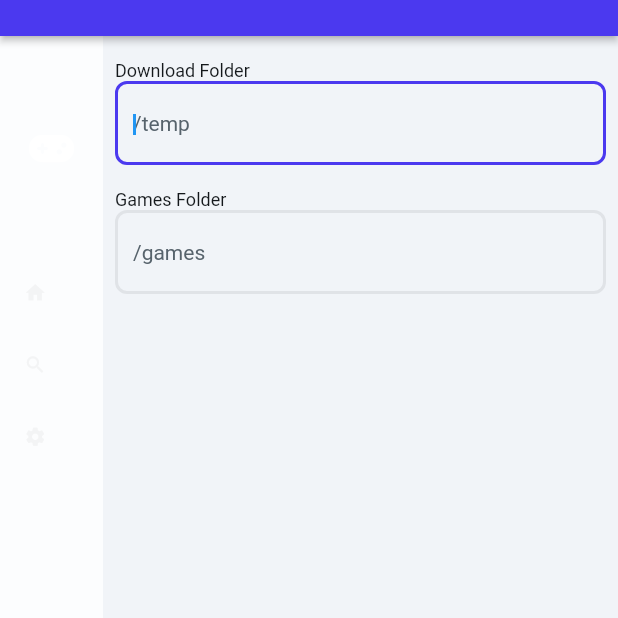
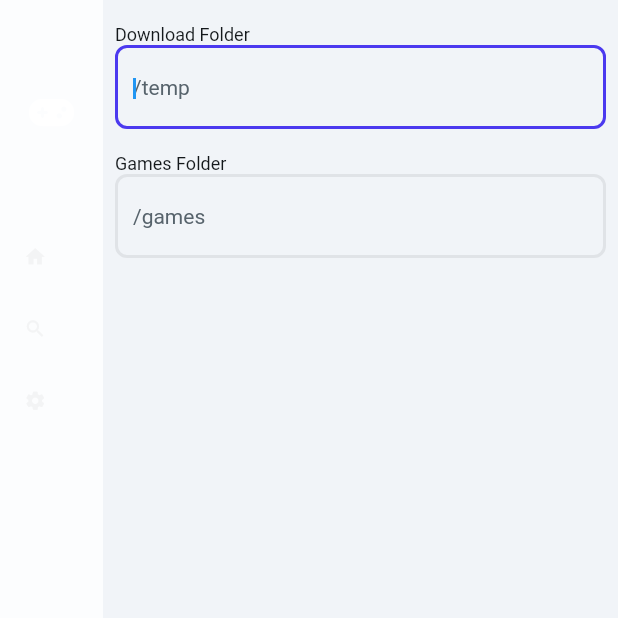
Before and after one commit to ImaniiTy/Game-Organizer, a Flutter app: the screen it shows after launch, on a phone screen of 412 x 824 dp, the top half of it. Run offline on Flutter 3.47's test engine with Material 2 defaults, Android fonts, the phone set to English and light mode, and no system bars; drawn by our look-alikes of auto_size_text; our stand-ins replace font_awesome_flutter, from_css_color, go_router, google_fonts, page_transition, shared_preferences; missing offline and left inert: webviewx_plus; Roboto replaces fonts that are missing (Readex Pro); statements that could not run were skipped.

Commit message:
Updating to latest FlutterFlow output.

```diff
--- a/lib/pages/home_page/home_page_widget.dart
+++ b/lib/pages/home_page/home_page_widget.dart
@@ -41,16 +41,6 @@ class _HomePageWidgetState extends State<HomePageWidget> {
       child: Scaffold(
         key: scaffoldKey,
         backgroundColor: FlutterFlowTheme.of(context).primaryBackground,
-        appBar: PreferredSize(
-          preferredSize: Size.fromHeight(24.0),
-          child: AppBar(
-            backgroundColor: FlutterFlowTheme.of(context).primary,
-            automaticallyImplyLeading: false,
-            actions: [],
-            centerTitle: false,
-            elevation: 2.0,
-          ),
-        ),
         body: SafeArea(
           top: true,
           child: Column(
```
